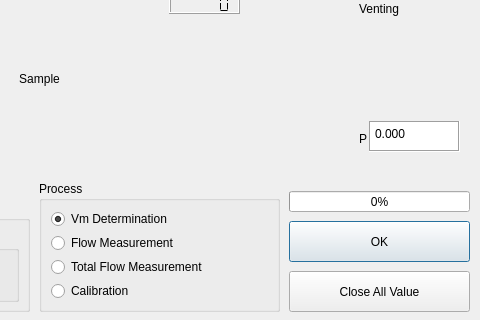
Before: the Qt Designer form Test_01/Instrument.ui in Matsuko97/Test, drawn with Qt 5; both pictures show x 281 to 761 and y 129 to 449 of the 761 by 449 pixel window.
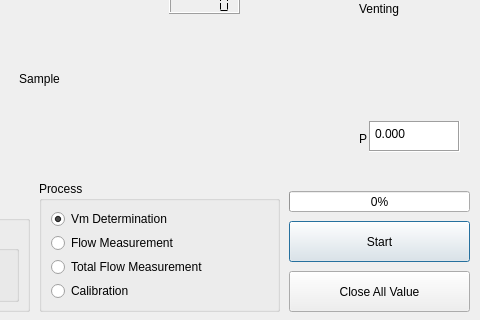
After: the same form once the commit is applied.

Diff of the .ui file:
```diff
--- a/Test_01/Instrument.ui
+++ b/Test_01/Instrument.ui
@@ -243,7 +243,7 @@
     </rect>
    </property>
    <property name="text">
-    <string>OK</string>
+    <string>Start</string>
    </property>
   </widget>
   <widget class="QPushButton" name="pushButton_3">
```
Left out of the diff: 8 changed lines with no effect on the pictures.
